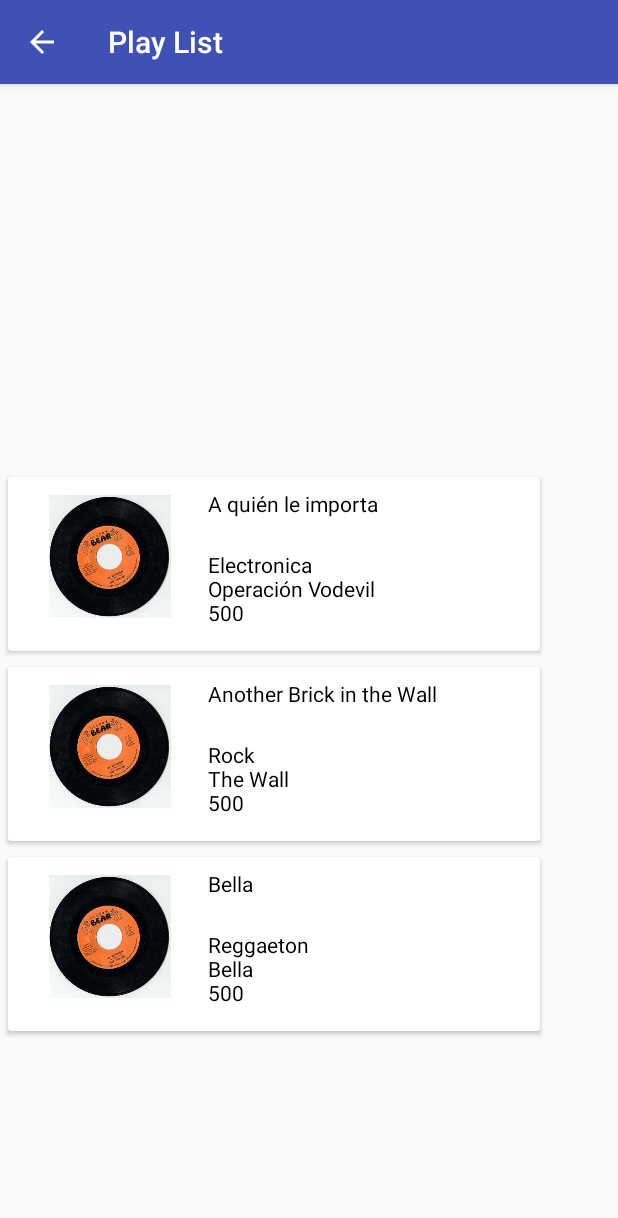
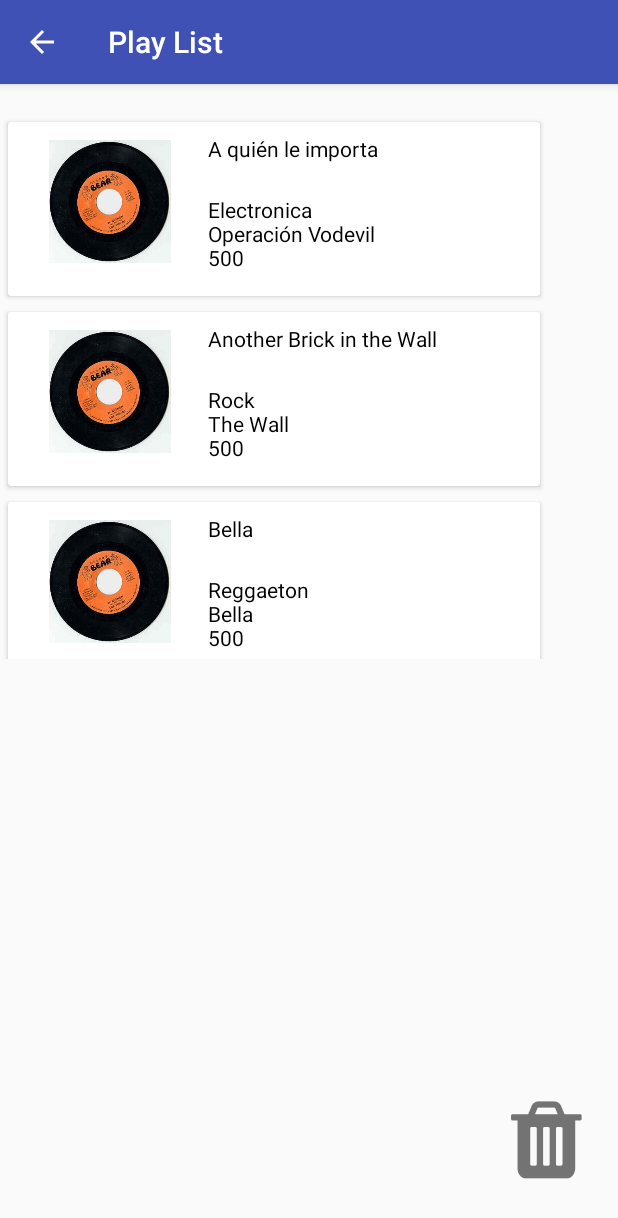
Before and after one commit to bkevin1052/Laboratorio1_ED2, an Android app: the screen it shows after launch (PlayListActivity), after a tap on "VER PLAYLIST", on a phone screen of 412 x 824 dp. Shown: the top 1218 px of the screen. Run offline under Robolectric (Android 15) with nearby library versions, the phone set to English and light mode, and no system bars.

Commit message:
Agregando funcion eliminar play list

```diff
--- a/app/src/main/java/com/laboratoriorepaso/adaptador/AdapterPlayList.java
+++ b/app/src/main/java/com/laboratoriorepaso/adaptador/AdapterPlayList.java
@@ -33,6 +33,11 @@ public class AdapterPlayList extends RecyclerView.Adapter<AdapterPlayList.PlayLi
         PlayListViewHolder holder = new PlayListViewHolder(view);
         view.setOnClickListener(this);
         return holder;
+    }
+
+    public void eliminar(List<Cancion> lista){
+        listaCanciones = lista;
+        notifyDataSetChanged();
     }
 
     @Override
--- /dev/null
+++ b/app/src/main/java/com/laboratoriorepaso/clases/IconFont.java
@@ -0,0 +1,29 @@
+package com.laboratoriorepaso.clases;
+
+import android.content.Context;
+import android.graphics.Typeface;
+import android.support.v7.widget.AppCompatTextView;
+import android.util.AttributeSet;
+
+public class IconFont extends AppCompatTextView {
+    public IconFont(Context context, AttributeSet attrs, int defStyle) {
+        super(context, attrs, defStyle);
+        setType(context);
+    }
+
+    public IconFont(Context context, AttributeSet attrs) {
+        super(context, attrs);
+        setType(context);
+    }
+
+    public IconFont(Context context) {
+        super(context);
+        setType(context);
+    }
+
+    private void setType(Context context){
+        this.setTypeface(Typeface.createFromAsset(context.getAssets(),
+                "fonts/fontawesome-webfont.ttf"));
+
+    }
+}
--- a/app/src/main/java/com/laboratoriorepaso/kevin/laboratoriorepaso/PrincipalActivity.java
+++ b/app/src/main/java/com/laboratoriorepaso/kevin/laboratoriorepaso/PrincipalActivity.java
@@ -72,6 +72,7 @@ public class PrincipalActivity extends AppCompatActivity {
         //Boton ver Play list
         playList.setOnClickListener(view->{
             startActivity(new Intent(PrincipalActivity.this,PlayListActivity.class));
+            finish();
         });
     }
 }
--- a/app/src/main/java/com/laboratoriorepaso/kevin/laboratoriorepaso/SplashScreenActivity.java
+++ b/app/src/main/java/com/laboratoriorepaso/kevin/laboratoriorepaso/SplashScreenActivity.java
@@ -43,7 +43,7 @@ public class SplashScreenActivity extends Activity {
         inferior.setAnimation(animation);
         setData();
         llaves = new ArrayList<>(listaCanciones.keySet());
-        new Handler().postDelayed(() -> startActivity(new Intent(SplashScreenActivity.this,PrincipalActivity.class)),5300);
+        new Handler().postDelayed(() -> startActivity(new Intent(SplashScreenActivity.this,PrincipalActivity.class)),4500);
     }
 
     private void setData(){
--- a/app/src/main/res/layout/activity_play_list.xml
+++ b/app/src/main/res/layout/activity_play_list.xml
@@ -10,10 +10,21 @@
     <android.support.v7.widget.RecyclerView
         android:id="@+id/RecyclerViewPlayList"
         android:layout_width="match_parent"
-        android:layout_height="491dp"
-        android:layout_alignParentBottom="true"
+        android:layout_height="363dp"
         android:layout_alignParentStart="true"
-        android:layout_marginBottom="51dp"
+        android:layout_alignParentTop="true"
         android:layout_marginVertical="20dp" />
 
+    <com.laboratoriorepaso.clases.IconFont
+        android:id="@+id/eliminar"
+        android:layout_width="wrap_content"
+        android:layout_height="wrap_content"
+        android:layout_alignParentBottom="true"
+        android:layout_alignParentEnd="true"
+        android:layout_marginBottom="30dp"
+        android:layout_marginEnd="20dp"
+        android:padding="4dp"
+        android:text="@string/id_basura"
+        android:textSize="60dp" />
+
 </RelativeLayout>
--- a/app/src/main/res/values/strings.xml
+++ b/app/src/main/res/values/strings.xml
@@ -1,3 +1,4 @@
 <resources>
     <string name="app_name">Lista de canciones</string>
+    <string name="id_basura">&#xf1f8;</string>
 </resources>
```
Also changed, not shown: app/src/main/java/com/laboratoriorepaso/kevin/laboratoriorepaso/PlayListActivity.java (+23 -0 lines), app/src/main/assets/fonts/fontawesome-webfont.ttf (added).
